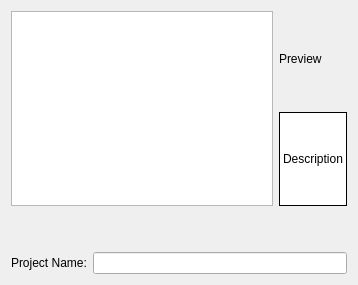
First picture: the form in choice.ui, repository KDE/kapptemplate, before the edit.
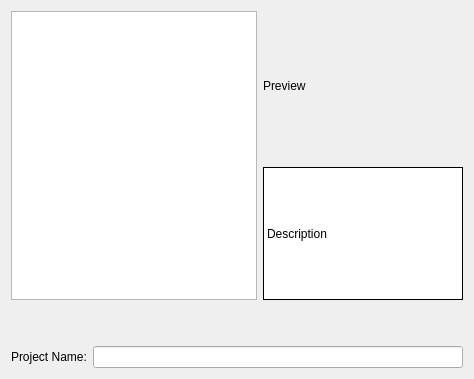
Second picture: the form after the edit.

Patch:
```diff
--- a/choice.ui
+++ b/choice.ui
@@ -5,8 +5,8 @@
    <rect>
     <x>0</x>
     <y>0</y>
-    <width>358</width>
-    <height>285</height>
+    <width>474</width>
+    <height>379</height>
    </rect>
   </property>
   <layout class="QGridLayout" name="gridLayout" >
@@ -21,6 +21,12 @@
         <layout class="QVBoxLayout" name="verticalLayout" >
          <item>
           <widget class="QLabel" name="pictureLabel" >
+           <property name="minimumSize" >
+            <size>
+             <width>200</width>
+             <height>150</height>
+            </size>
+           </property>
            <property name="text" >
             <string comment="Do not translate" >Preview</string>
            </property>
@@ -31,6 +37,12 @@
          </item>
          <item>
           <widget class="QLabel" name="descriptionLabel" >
+           <property name="minimumSize" >
+            <size>
+             <width>200</width>
+             <height>130</height>
+            </size>
+           </property>
            <property name="palette" >
             <palette>
              <active>
```
